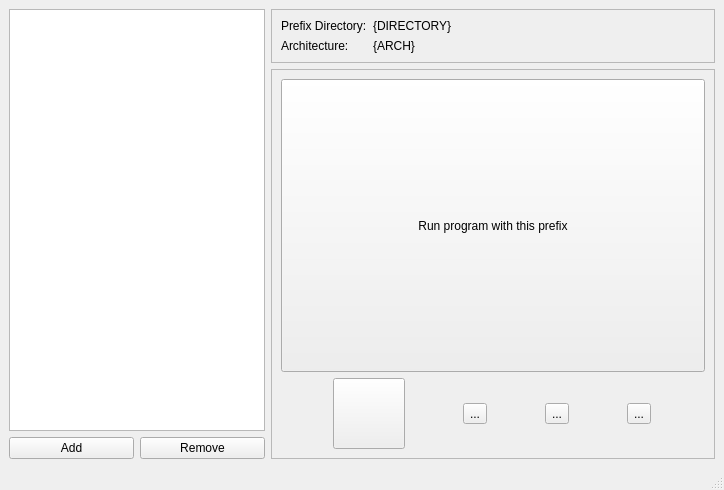
Old version of the form lib/ui/main.ui in the repository Fisk24/Yawpm.
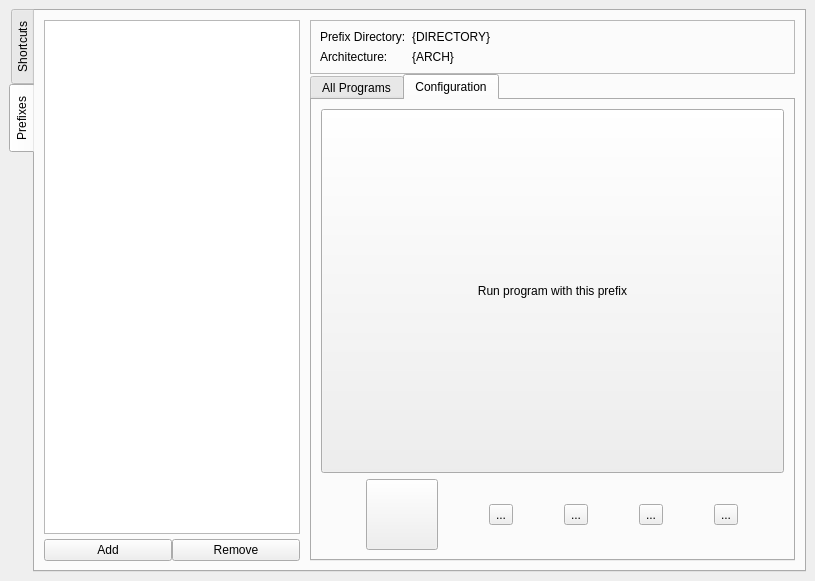
New version of the form. Icons and pictures are not drawn.

Commit message: add and remove buttons work as intended, remove cannot delete wine prefixes from the disk

What changed in the file:
```diff
--- a/lib/ui/main.ui
+++ b/lib/ui/main.ui
@@ -6,8 +6,8 @@
    <rect>
     <x>0</x>
     <y>0</y>
-    <width>724</width>
-    <height>490</height>
+    <width>815</width>
+    <height>581</height>
    </rect>
   </property>
   <property name="windowTitle">
@@ -15,7 +15,47 @@
   </property>
   <widget class="QWidget" name="centralwidget">
    <layout class="QGridLayout" name="gridLayout">
-    <item row="3" column="0">
+    <item row="0" column="0">
+     <widget class="QTabWidget" name="tabWidget">
+      <property name="tabPosition">
+       <enum>QTabWidget::West</enum>
+      </property>
+      <property name="currentIndex">
+       <number>1</number>
+      </property>
+      <property name="movable">
+       <bool>false</bool>
+      </property>
+      <widget class="QWidget" name="tab_4">
+       <attribute name="title">
+        <string>Shortcuts</string>
+       </attribute>
+      </widget>
+      <widget class="QWidget" name="prefixTab">
+       <attribute name="title">
+        <string>Prefixes</string>
+       </attribute>
+       <layout class="QGridLayout" name="gridLayout_4">
+        <item row="0" column="0">
+         <layout class="QHBoxLayout" name="horizontalLayout_2">
+          <property name="spacing">
+           <number>0</number>
+          </property>
+          <property name="rightMargin">
+           <number>0</number>
+          </property>
+          <item>
+           <layout class="QVBoxLayout" name="verticalLayout">
+            <property name="leftMargin">
+             <number>0</number>
+            </property>
+            <property name="topMargin">
+             <number>0</number>
+            </property>
+            <property name="rightMargin">
+             <number>5</number>
+            </property>
+            <item>
      <widget class="QListWidget" name="prefixListWidget">
       <property name="sizePolicy">
        <sizepolicy hsizetype="Fixed" vsizetype="Expanding">
@@ -23,22 +63,28 @@
         <verstretch>0</verstretch>
        </sizepolicy>
       </property>
-     </widget>
-    </item>
-    <item row="4" column="0">
+              <property name="frameShadow">
+               <enum>QFrame::Sunken</enum>
+              </property>
+             </widget>
+            </item>
+            <item>
      <layout class="QHBoxLayout" name="horizontalLayout">
+              <property name="topMargin">
+               <number>5</number>
+              </property>
       <property name="bottomMargin">
        <number>0</number>
       </property>
       <item>
-       <widget class="QPushButton" name="pushButton_2">
+               <widget class="QPushButton" name="addPrefixPushButton">
         <property name="text">
          <string>Add</string>
         </property>
        </widget>
       </item>
       <item>
-       <widget class="QPushButton" name="pushButton_3">
+               <widget class="QPushButton" name="removePrefixPushButton">
         <property name="text">
          <string>Remove</string>
         </property>
@@ -46,15 +92,26 @@
       </item>
      </layout>
     </item>
-    <item row="3" column="1" rowspan="2">
-     <layout class="QVBoxLayout" name="verticalLayout">
+           </layout>
+          </item>
+          <item>
+           <layout class="QVBoxLayout" name="verticalLayout_2">
+            <property name="spacing">
+             <number>0</number>
+            </property>
+            <property name="leftMargin">
+             <number>5</number>
+            </property>
+            <property name="bottomMargin">
+             <number>0</number>
+            </property>
       <item>
        <widget class="QFrame" name="frame_3">
         <property name="frameShape">
          <enum>QFrame::StyledPanel</enum>
         </property>
         <property name="frameShadow">
-         <enum>QFrame::Raised</enum>
+               <enum>QFrame::Plain</enum>
         </property>
         <layout class="QGridLayout" name="gridLayout_2">
          <item row="0" column="0">
@@ -101,42 +158,36 @@
        </widget>
       </item>
       <item>
-       <widget class="QFrame" name="frame_2">
+             <widget class="QTabWidget" name="tabWidget_2">
         <property name="sizePolicy">
          <sizepolicy hsizetype="Expanding" vsizetype="Expanding">
           <horstretch>0</horstretch>
           <verstretch>0</verstretch>
          </sizepolicy>
         </property>
-        <property name="frameShape">
-         <enum>QFrame::StyledPanel</enum>
-        </property>
-        <property name="frameShadow">
-         <enum>QFrame::Raised</enum>
-        </property>
+              <property name="currentIndex">
+               <number>1</number>
+              </property>
+              <widget class="QWidget" name="tab">
+               <attribute name="title">
+                <string>All Programs</string>
+               </attribute>
+               <layout class="QGridLayout" name="gridLayout_5"/>
+              </widget>
+              <widget class="QWidget" name="tabWidget_2Page1">
+               <attribute name="title">
+                <string>Configuration</string>
+               </attribute>
         <layout class="QGridLayout" name="gridLayout_3">
-         <item row="0" column="0">
-          <widget class="QPushButton" name="runInPushButton">
-           <property name="sizePolicy">
-            <sizepolicy hsizetype="Expanding" vsizetype="Expanding">
-             <horstretch>0</horstretch>
-             <verstretch>0</verstretch>
-            </sizepolicy>
-           </property>
-           <property name="text">
-            <string>Run program with this prefix</string>
-           </property>
-          </widget>
-         </item>
          <item row="1" column="0">
           <layout class="QHBoxLayout" name="horizontalLayout_3">
            <item>
-            <widget class="QToolButton" name="toolButton_4">
+                   <widget class="QToolButton" name="driveToolButton">
              <property name="text">
               <string/>
              </property>
              <property name="icon">
-              <iconset theme="document-open">
+                     <iconset theme="system-file-manager">
                <normaloff>.</normaloff>.</iconset>
              </property>
              <property name="iconSize">
@@ -148,7 +199,7 @@
             </widget>
            </item>
            <item>
-            <widget class="QToolButton" name="toolButton_3">
+                   <widget class="QToolButton" name="gameToolButton">
              <property name="sizePolicy">
               <sizepolicy hsizetype="Fixed" vsizetype="Fixed">
                <horstretch>0</horstretch>
@@ -159,8 +210,8 @@
               <string>...</string>
              </property>
              <property name="icon">
-              <iconset resource="icons.qrc">
-               <normaloff>:/icons/winecfg_256px.png</normaloff>:/icons/winecfg_256px.png</iconset>
+                     <iconset theme="applications-games">
+                      <normaloff>.</normaloff>.</iconset>
              </property>
              <property name="iconSize">
               <size>
@@ -171,12 +222,12 @@
             </widget>
            </item>
            <item>
-            <widget class="QToolButton" name="toolButton_5">
+                   <widget class="QToolButton" name="installedToolButton">
              <property name="text">
               <string>...</string>
              </property>
              <property name="icon">
-              <iconset theme="preferences-system-network">
+                     <iconset theme="system-software-install">
                <normaloff>.</normaloff>.</iconset>
              </property>
              <property name="iconSize">
@@ -188,13 +239,13 @@
             </widget>
            </item>
            <item>
-            <widget class="QToolButton" name="toolButton_2">
+                   <widget class="QToolButton" name="winetricksToolButton">
              <property name="text">
               <string>...</string>
              </property>
              <property name="icon">
-              <iconset resource="icons.qrc">
-               <normaloff>:/icons/winecfg_256px.png</normaloff>:/icons/winecfg_256px.png</iconset>
+                     <iconset theme="system-software-update">
+                      <normaloff>.</normaloff>.</iconset>
              </property>
              <property name="iconSize">
               <size>
@@ -204,26 +255,56 @@
              </property>
             </widget>
            </item>
-          </layout>
-         </item>
-        </layout>
-       </widget>
+                  <item>
+                   <widget class="QToolButton" name="cfgToolButton">
+                    <property name="text">
+                     <string>...</string>
+                    </property>
+                    <property name="icon">
+                     <iconset theme="preferences-system">
+                      <normaloff>.</normaloff>.</iconset>
+                    </property>
+                    <property name="iconSize">
+                     <size>
+                      <width>64</width>
+                      <height>64</height>
+                     </size>
+                    </property>
+                   </widget>
+                  </item>
+                 </layout>
+                </item>
+                <item row="0" column="0">
+                 <widget class="QPushButton" name="runInPushButton">
+                  <property name="sizePolicy">
+                   <sizepolicy hsizetype="Expanding" vsizetype="Expanding">
+                    <horstretch>0</horstretch>
+                    <verstretch>0</verstretch>
+                   </sizepolicy>
+                  </property>
+                  <property name="text">
+                   <string>Run program with this prefix</string>
+                  </property>
+                  <property name="icon">
+                   <iconset theme="utilities-terminal">
+                    <normaloff>.</normaloff>.</iconset>
+                  </property>
+                 </widget>
+                </item>
+               </layout>
+              </widget>
+             </widget>
       </item>
      </layout>
     </item>
    </layout>
-  </widget>
-  <widget class="QMenuBar" name="menubar">
-   <property name="geometry">
-    <rect>
-     <x>0</x>
-     <y>0</y>
-     <width>724</width>
-     <height>22</height>
-    </rect>
-   </property>
-  </widget>
-  <widget class="QStatusBar" name="statusbar"/>
+        </item>
+       </layout>
+      </widget>
+     </widget>
+    </item>
+   </layout>
+  </widget>
  </widget>
  <resources>
   <include location="icons.qrc"/>
```
Lines whose indentation alone changed are shown as unchanged. The commit also changes 8 other files.
